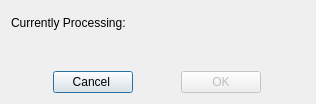
Old version of the form createDbStatus.ui in the repository emzodls/clusterArch.
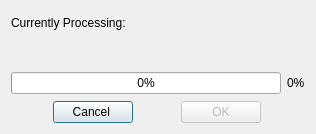
New version of the form.

```diff
--- a/createDbStatus.ui
+++ b/createDbStatus.ui
@@ -7,7 +7,7 @@
     <x>0</x>
     <y>0</y>
     <width>316</width>
-    <height>104</height>
+    <height>134</height>
    </rect>
   </property>
   <property name="sizePolicy">
@@ -37,6 +37,27 @@
      </property>
     </widget>
    </item>
+   <item>
+    <layout class="QHBoxLayout" name="horizontalLayout">
+     <item>
+      <widget class="QProgressBar" name="progressBar">
+       <property name="value">
+        <number>0</number>
+       </property>
+      </widget>
+     </item>
+     <item alignment="Qt::AlignRight">
+      <widget class="QLabel" name="percentLabel">
+       <property name="text">
+        <string>0%</string>
+       </property>
+       <property name="textInteractionFlags">
+        <set>Qt::NoTextInteraction</set>
+       </property>
+      </widget>
+     </item>
+    </layout>
+   </item>
    <item>
     <layout class="QHBoxLayout" name="horizontalLayout_2">
      <item>
```
Left out of the diff: 2 changed lines with no effect on the pictures.
